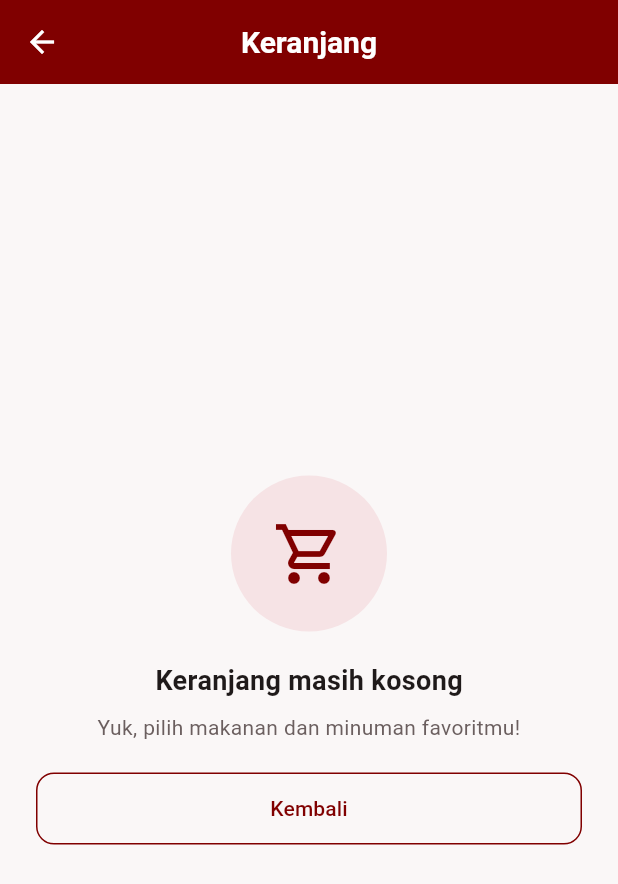
After one commit to raikamaulana/PojokKantin, a Flutter app: the KeranjangPage screen opened by its route, after a tap on the "delete outline" icon, after a tap on the "remove" icon, on a phone screen of 412 x 824 dp. The commit adds this screen. Shown: the top 884 px of the screen. Run offline on Flutter 3.47's test engine with Material 3 defaults, Android fonts, the phone set to English and light mode, and no system bars.

Commit message:
feat(pesanan): menambahkan halaman keranjang

```diff
--- /dev/null
+++ b/lib/features/pesanan/keranjang_page.dart
@@ -0,0 +1,382 @@
+
+import 'package:flutter/material.dart';
+
+import '../../core/dummy_data.dart';
+import '../../core/models.dart';
+import '../../core/route_names.dart';
+import '../../core/theme.dart';
+
+class KeranjangPage extends StatefulWidget {
+  const KeranjangPage({super.key});
+
+  @override
+  State<KeranjangPage> createState() => _KeranjangPageState();
+}
+
+class _KeranjangPageState extends State<KeranjangPage> {
+  late final List<_ItemKeranjang> _items;
+
+  @override
+  void initState() {
+    super.initState();
+
+    // Contoh isi keranjang sementara.
+    _items = [
+      _ItemKeranjang(
+        menu: DummyData.cariMenu('M001')!,
+        jumlah: 1,
+      ),
+      _ItemKeranjang(
+        menu: DummyData.cariMenu('M003')!,
+        jumlah: 1,
+      ),
+    ];
+  }
+
+  int get _total =>
+      _items.fold(0, (total, item) => total + item.subtotal);
+
+  String _rupiah(int nominal) {
+    final angka = nominal.toString();
+    final hasil = StringBuffer();
+
+    for (var i = 0; i < angka.length; i++) {
+      if (i > 0 && (angka.length - i) % 3 == 0) {
+        hasil.write('.');
+      }
+      hasil.write(angka[i]);
+    }
+
+    return 'Rp $hasil';
+  }
+
+  void _ubahJumlah(_ItemKeranjang item, int perubahan) {
+    setState(() {
+      item.jumlah += perubahan;
+
+      if (item.jumlah <= 0) {
+        _items.remove(item);
+      }
+    });
+  }
+
+  void _hapusItem(_ItemKeranjang item) {
+    setState(() {
+      _items.remove(item);
+    });
+
+    ScaffoldMessenger.of(context).showSnackBar(
+      const SnackBar(content: Text('Item dihapus dari keranjang')),
+    );
+  }
+
+  @override
+  Widget build(BuildContext context) {
+    final kantin = _items.isNotEmpty
+        ? DummyData.cariKantin(_items.first.menu.kantinId)
+        : null;
+
+    return Scaffold(
+      appBar: AppBar(
+        title: const Text('Keranjang'),
+      ),
+      body: _items.isEmpty
+          ? _buildKosong()
+          : Column(
+              children: [
+                Expanded(
+                  child: ListView(
+                    padding: const EdgeInsets.all(16),
+                    children: [
+                      if (kantin != null) ...[
+                        Row(
+                          children: [
+                            const Icon(
+                              Icons.storefront_outlined,
+                              color: AppTheme.primary,
+                              size: 26,
+                            ),
+                            const SizedBox(width: 10),
+                            Expanded(
+                              child: Column(
+                                crossAxisAlignment:
+                                    CrossAxisAlignment.start,
+                                children: [
+                                  Text(
+                                    kantin.nama,
+                                    style: const TextStyle(
+                                      fontSize: 16,
+                                      fontWeight: FontWeight.bold,
+                                      color: AppTheme.textPrimary,
+                                    ),
+                                  ),
+                                  const SizedBox(height: 4),
+                                  Text(
+                                    kantin.lokasi,
+                                    style: const TextStyle(
+                                      fontSize: 13,
+                                      color: AppTheme.textSecondary,
+                                    ),
+                                  ),
+                                ],
+                              ),
+                            ),
+                          ],
+                        ),
+                        const SizedBox(height: 16),
+                      ],
+                      ..._items.map(_buildItem),
+                    ],
+                  ),
+                ),
+                _buildRingkasan(),
+              ],
+            ),
+    );
+  }
+
+  Widget _buildItem(_ItemKeranjang item) {
+    return Card(
+      margin: const EdgeInsets.only(bottom: 12),
+      child: Padding(
+        padding: const EdgeInsets.all(12),
+        child: Row(
+          crossAxisAlignment: CrossAxisAlignment.start,
+          children: [
+            Container(
+              width: 64,
+              height: 64,
+              decoration: BoxDecoration(
+                color: AppTheme.tint,
+                borderRadius: BorderRadius.circular(12),
+              ),
+              child: Icon(
+                item.menu.kategori == 'Minuman'
+                    ? Icons.local_cafe_outlined
+                    : Icons.restaurant_outlined,
+                color: AppTheme.primary,
+                size: 30,
+              ),
+            ),
+            const SizedBox(width: 12),
+            Expanded(
+              child: Column(
+                crossAxisAlignment: CrossAxisAlignment.start,
+                children: [
+                  Text(
+                    item.menu.nama,
+                    style: const TextStyle(
+                      fontSize: 15,
+                      fontWeight: FontWeight.w600,
+                      color: AppTheme.textPrimary,
+                    ),
+                  ),
+                  const SizedBox(height: 6),
+                  Text(
+                    _rupiah(item.menu.harga),
+                    style: const TextStyle(
+                      fontSize: 15,
+                      fontWeight: FontWeight.bold,
+                      color: AppTheme.accent,
+                    ),
+                  ),
+                  const SizedBox(height: 10),
+                  Row(
+                    children: [
+                      _tombolJumlah(
+                        ikon: Icons.remove,
+                        aksi: () => _ubahJumlah(item, -1),
+                      ),
+                      Padding(
+                        padding: const EdgeInsets.symmetric(
+                          horizontal: 12,
+                        ),
+                        child: Text(
+                          '${item.jumlah}',
+                          style: const TextStyle(
+                            fontWeight: FontWeight.bold,
+                            fontSize: 14,
+                          ),
+                        ),
+                      ),
+                      _tombolJumlah(
+                        ikon: Icons.add,
+                        aksi: () => _ubahJumlah(item, 1),
+                      ),
+                      const Spacer(),
+                      IconButton(
+                        tooltip: 'Hapus item',
+                        onPressed: () => _hapusItem(item),
+                        icon: const Icon(
+                          Icons.delete_outline,
+                          color: AppTheme.textSecondary,
+                        ),
+                      ),
+                    ],
+                  ),
+                ],
+              ),
+            ),
+          ],
+        ),
+      ),
+    );
+  }
+
+  Widget _tombolJumlah({
+    required IconData ikon,
+    required VoidCallback aksi,
+  }) {
+    return InkWell(
+      onTap: aksi,
+      borderRadius: BorderRadius.circular(8),
+      child: Container(
+        width: 32,
+        height: 32,
+        decoration: BoxDecoration(
+          color: AppTheme.tint,
+          borderRadius: BorderRadius.circular(8),
+        ),
+        child: Icon(
+          ikon,
+          size: 18,
+          color: AppTheme.primary,
+        ),
+      ),
+    );
+  }
+
+  Widget _buildRingkasan() {
+    return Container(
+      padding: const EdgeInsets.fromLTRB(16, 16, 16, 20),
+      decoration: const BoxDecoration(
+        color: AppTheme.surface,
+        border: Border(
+          top: BorderSide(color: AppTheme.divider),
+        ),
+      ),
+      child: SafeArea(
+        top: false,
+        child: Column(
+          crossAxisAlignment: CrossAxisAlignment.stretch,
+          children: [
+            const Text(
+              'Ringkasan Belanja',
+              style: TextStyle(
+                fontSize: 16,
+                fontWeight: FontWeight.bold,
+              ),
+            ),
+            const SizedBox(height: 12),
+            Row(
+              mainAxisAlignment: MainAxisAlignment.spaceBetween,
+              children: [
+                const Text(
+                  'Total harga',
+                  style: TextStyle(
+                    color: AppTheme.textSecondary,
+                  ),
+                ),
+                Text(
+                  _rupiah(_total),
+                  style: const TextStyle(
+                    fontSize: 18,
+                    fontWeight: FontWeight.bold,
+                    color: AppTheme.accent,
+                  ),
+                ),
+              ],
+            ),
+            const SizedBox(height: 16),
+            SizedBox(
+              height: 48,
+              child: ElevatedButton.icon(
+                style: ElevatedButton.styleFrom(
+                  backgroundColor: AppTheme.accent,
+                  foregroundColor: Colors.white,
+                ),
+                onPressed: _items.isEmpty
+                    ? null
+                    : () {
+                        Navigator.pushNamed(
+                          context,
+                          AppRoutes.checkout,
+                        );
+                      },
+                icon: const Icon(Icons.receipt_long_outlined),
+                label: const Text(
+                  'Checkout',
+                  style: TextStyle(
+                    fontSize: 15,
+                    fontWeight: FontWeight.bold,
+                  ),
+                ),
+              ),
+            ),
+          ],
+        ),
+      ),
+    );
+  }
+
+  Widget _buildKosong() {
+    return Center(
+      child: Padding(
+        padding: const EdgeInsets.all(24),
+        child: Column(
+          mainAxisSize: MainAxisSize.min,
+          children: [
+            Container(
+              width: 104,
+              height: 104,
+              decoration: BoxDecoration(
+                color: AppTheme.tint,
+                borderRadius: BorderRadius.circular(52),
+              ),
+              child: const Icon(
+                Icons.shopping_cart_outlined,
+                size: 48,
+                color: AppTheme.primary,
+              ),
+            ),
+            const SizedBox(height: 20),
+            const Text(
+              'Keranjang masih kosong',
+              style: TextStyle(
+                fontSize: 18,
+                fontWeight: FontWeight.bold,
+                color: AppTheme.textPrimary,
+              ),
+            ),
+            const SizedBox(height: 8),
+            const Text(
+              'Yuk, pilih makanan dan minuman favoritmu!',
+              textAlign: TextAlign.center,
+              style: TextStyle(
+                fontSize: 14,
+                color: AppTheme.textSecondary,
+              ),
+            ),
+            const SizedBox(height: 20),
+            OutlinedButton(
+              onPressed: () => Navigator.pop(context),
+              child: const Text('Kembali'),
+            ),
+          ],
+        ),
+      ),
+    );
+  }
+}
+
+class _ItemKeranjang {
+  final MenuKantin menu;
+  int jumlah;
+
+  _ItemKeranjang({
+    required this.menu,
+    required this.jumlah,
+  });
+
+  int get subtotal => menu.harga * jumlah;
+}
--- a/lib/features/pesanan/pesanan_routes.dart
+++ b/lib/features/pesanan/pesanan_routes.dart
@@ -1,15 +1,14 @@
 import 'package:flutter/material.dart';
 import '../../core/route_names.dart';
 import '../../shared/placeholder_page.dart';
+import 'keranjang_page.dart';
 
 class PesananRoutes {
   PesananRoutes._();
 
   static Map<String, WidgetBuilder> get routes => {
     // Halaman pembeli
-    AppRoutes.keranjang: (context) => const PlaceholderPage(
-      title: 'Keranjang',
-    ),
+    AppRoutes.keranjang: (context) => const KeranjangPage(),
 
     AppRoutes.checkout: (context) => const PlaceholderPage(
       title: 'Checkout',
```
